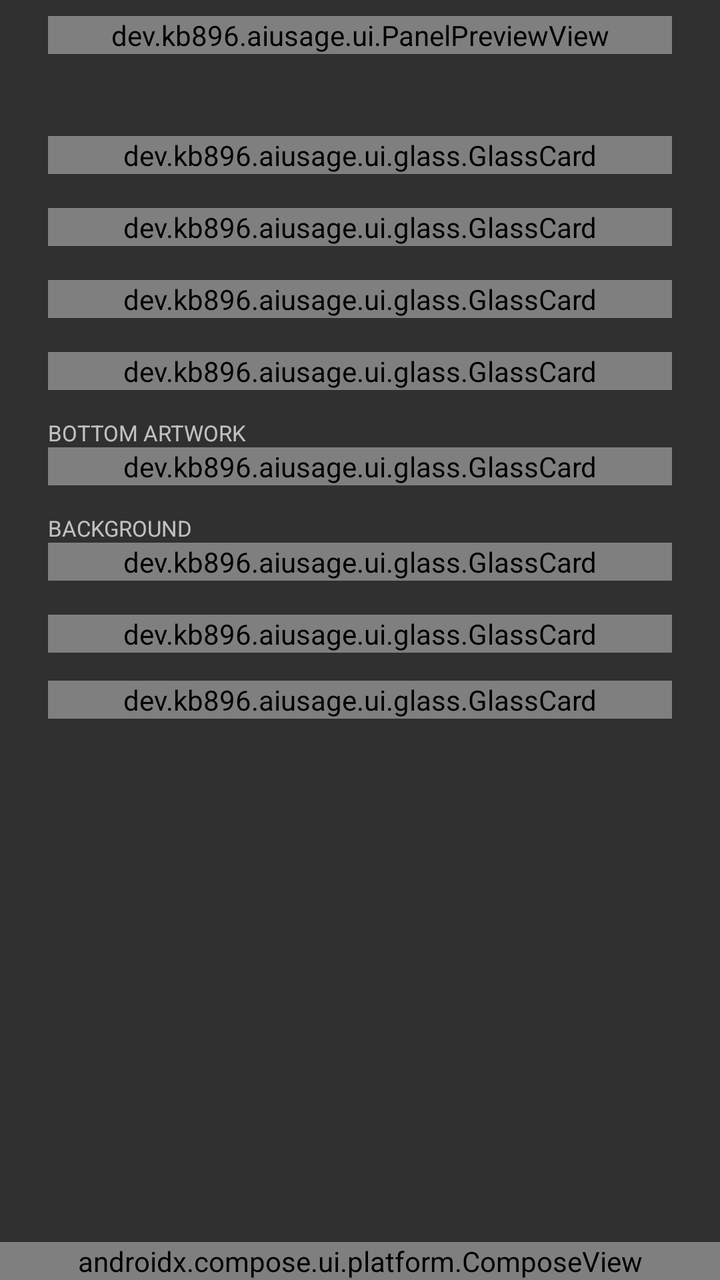
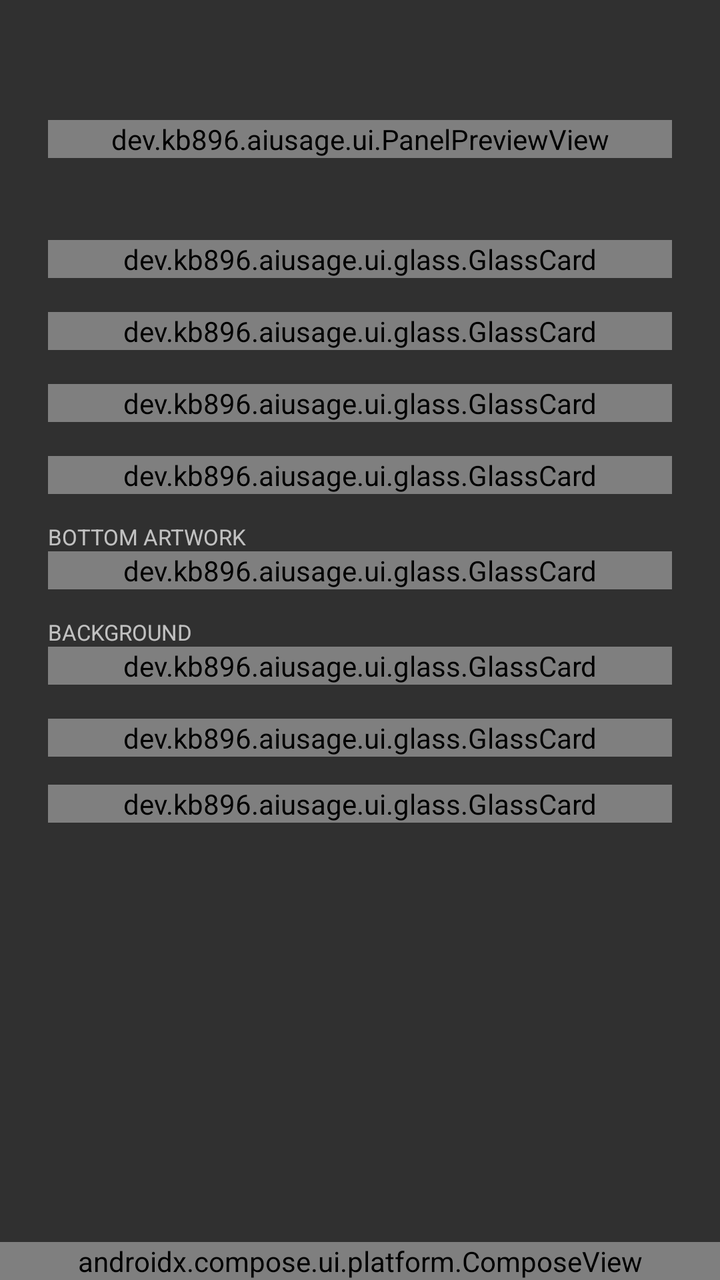

The first picture is an Android layout as it rendered before a commit; the second is the same layout after the commit. The layout source and the unified diff follow.
<!-- AndroidManifest.xml: application theme android:Theme.Material.NoActionBar -->
<!-- res/layout/activity_main.xml -->
<?xml version="1.0" encoding="utf-8"?>
<FrameLayout xmlns:android="http://schemas.android.com/apk/res/android"
    android:id="@+id/root_host"
    android:layout_width="match_parent"
    android:layout_height="match_parent">

<LinearLayout
    android:id="@+id/root_layout"
    android:layout_width="match_parent"
    android:layout_height="match_parent"
    android:orientation="vertical">

    <TextView
        android:id="@+id/preview_heading"
        android:layout_width="match_parent"
        android:layout_height="wrap_content"
        android:visibility="gone"
        android:text="ON THE BACK"
        android:textSize="12sp" />

    <dev.kb896.aiusage.ui.PanelPreviewView
        android:id="@+id/panel_preview"
        android:layout_width="match_parent"
        android:layout_height="wrap_content"
        android:layout_marginStart="24dp"
        android:layout_marginTop="8dp"
        android:layout_marginEnd="24dp" />

    <View
        android:id="@+id/rule_pinned"
        android:layout_width="match_parent"
        android:layout_height="1dp"
        android:layout_marginTop="16dp" />

    <ScrollView
        android:id="@+id/root_scroll"
        android:layout_width="match_parent"
        android:layout_height="0dp"
        android:layout_weight="1"
        android:clipToPadding="false">

        <LinearLayout
            android:id="@+id/settings_layout"
            android:layout_width="match_parent"
            android:layout_height="wrap_content"
            android:orientation="vertical"
            android:padding="24dp">

        
        <dev.kb896.aiusage.ui.glass.GlassCard
            android:id="@+id/card_recovery"
            android:layout_width="match_parent"
            android:layout_height="wrap_content"
            android:orientation="vertical">

        
        <TextView
            android:id="@+id/recovery_note"
            android:layout_width="match_parent"
            android:layout_height="wrap_content"
            android:layout_marginTop="12dp"
            android:textSize="13sp"
            android:visibility="gone" />

        <HorizontalScrollView
            android:id="@+id/recovery_scroll"
            android:layout_width="match_parent"
            android:layout_height="wrap_content"
            android:layout_marginTop="4dp"
            android:scrollbars="horizontal"
            android:visibility="gone">

            <EditText
                android:id="@+id/recovery_command"
                android:layout_width="wrap_content"
                android:layout_height="wrap_content"
                android:background="@android:color/transparent"
                android:cursorVisible="false"
                android:importantForAutofill="no"
                android:inputType="none"
                android:paddingTop="2dp"
                android:paddingBottom="2dp"
                android:singleLine="true"
                android:textSize="13sp" />
        </HorizontalScrollView>

        <TextView
            android:id="@+id/recovery_display_absent"
            android:layout_width="match_parent"
            android:layout_height="wrap_content"
            android:layout_marginTop="8dp"
            android:textSize="13sp"
            android:visibility="gone" />

        </dev.kb896.aiusage.ui.glass.GlassCard>

        <View
            android:id="@+id/rule_1"
            android:layout_width="match_parent"
            android:layout_height="1dp"
            android:layout_marginTop="16dp" />

        <TextView
            android:id="@+id/setup_heading"
            android:layout_width="match_parent"
            android:layout_height="wrap_content"
            android:text="ONBOARDING"
            android:textSize="12sp"
            android:visibility="gone" />

        <dev.kb896.aiusage.ui.glass.GlassCard
            android:id="@+id/card_setup"
            android:layout_width="match_parent"
            android:layout_height="wrap_content"
            android:orientation="vertical">

        <LinearLayout
            android:id="@+id/setup_rows"
            android:layout_width="match_parent"
            android:layout_height="wrap_content"
            android:orientation="vertical" />

        </dev.kb896.aiusage.ui.glass.GlassCard>

        
        <LinearLayout
            android:id="@+id/tab_usage"
            android:layout_width="match_parent"
            android:layout_height="wrap_content"
            android:orientation="vertical">

        <View
            android:id="@+id/rule_2"
            android:layout_width="match_parent"
            android:layout_height="1dp"
            android:layout_marginTop="16dp" />

        <dev.kb896.aiusage.ui.glass.GlassCard
            android:id="@+id/card_control"
            android:layout_width="match_parent"
            android:layout_height="wrap_content"
            android:orientation="vertical">

        
        <dev.kb896.aiusage.ui.glass.GlassButton
            android:id="@+id/show_button"
            android:layout_width="match_parent"
            android:layout_height="wrap_content"
            android:text="Show on the back"
            android:textSize="13sp" />

        </dev.kb896.aiusage.ui.glass.GlassCard>


        <View
            android:id="@+id/rule_settings"
            android:layout_width="match_parent"
            android:layout_height="1dp"
            android:layout_marginTop="16dp" />

        <TextView
            android:id="@+id/settings_heading"
            android:visibility="gone"
            android:layout_width="match_parent"
            android:layout_height="wrap_content"
            android:layout_marginTop="16dp"
            android:text="PANEL"
            android:textSize="12sp" />

        <dev.kb896.aiusage.ui.glass.GlassCard
            android:id="@+id/card_panel"
            android:layout_width="match_parent"
            android:layout_height="wrap_content"
            android:orientation="vertical">

        <TextView
            android:id="@+id/settings_title_label"
            android:layout_width="match_parent"
            android:layout_height="wrap_content"
            android:layout_marginTop="10dp"
            android:text="TITLE"
            android:textSize="11sp" />

        
        <LinearLayout
            android:layout_width="match_parent"
            android:layout_height="wrap_content"
            android:layout_marginTop="2dp"
            android:baselineAligned="false"
            android:gravity="center_vertical"
            android:orientation="horizontal">

            <dev.kb896.aiusage.ui.glass.GlassField
                android:id="@+id/settings_title"
                android:layout_width="0dp"
                android:layout_height="wrap_content"
                android:layout_weight="1"
                android:hint="CLAUDE USAGE"
                android:inputType="textCapCharacters"
                android:maxLines="1"
                android:textSize="14sp" />

            <dev.kb896.aiusage.ui.glass.GlassChip
                android:id="@+id/settings_title_color"
                android:layout_width="36dp"
                android:layout_height="36dp"
                android:layout_marginStart="12dp" />
        </LinearLayout>

        <LinearLayout
            android:id="@+id/settings_rows"
            android:layout_width="match_parent"
            android:layout_height="wrap_content"
            android:orientation="vertical" />

        </dev.kb896.aiusage.ui.glass.GlassCard>

        <TextView
            android:id="@+id/settings_art_label"
            android:layout_width="match_parent"
            android:layout_height="wrap_content"
            android:layout_marginTop="14dp"
            android:text="BOTTOM ARTWORK"
            android:textSize="11sp" />

        <dev.kb896.aiusage.ui.glass.GlassCard
            android:id="@+id/card_art"
            android:layout_width="match_parent"
            android:layout_height="wrap_content"
            android:orientation="vertical">

        <dev.kb896.aiusage.ui.glass.GlassButton
            android:id="@+id/art_pick"
            android:layout_width="match_parent"
            android:layout_height="wrap_content"
            android:layout_marginTop="4dp"
            android:text="Choose an image"
            android:textSize="13sp" />

        </dev.kb896.aiusage.ui.glass.GlassCard>

        
        <TextView
            android:id="@+id/backdrop_heading"
            android:layout_width="match_parent"
            android:layout_height="wrap_content"
            android:layout_marginTop="14dp"
            android:text="BACKGROUND"
            android:textSize="11sp" />

        <dev.kb896.aiusage.ui.glass.GlassCard
            android:id="@+id/card_backdrop"
            android:layout_width="match_parent"
            android:layout_height="wrap_content"
            android:orientation="vertical">

        <LinearLayout
            android:layout_width="match_parent"
            android:layout_height="wrap_content"
            android:layout_marginTop="4dp"
            android:baselineAligned="false"
            android:orientation="horizontal">

            <dev.kb896.aiusage.ui.glass.GlassButton
                android:id="@+id/backdrop_color"
                android:layout_width="0dp"
                android:layout_height="wrap_content"
                android:layout_weight="1"
                android:text="COLOR"
                android:textSize="13sp" />

            <dev.kb896.aiusage.ui.glass.GlassButton
                android:id="@+id/backdrop_pick"
                android:layout_width="0dp"
                android:layout_height="wrap_content"
                android:layout_marginStart="6dp"
                android:layout_weight="1"
                android:text="IMAGE"
                android:textSize="13sp" />

            <dev.kb896.aiusage.ui.glass.GlassIconButton
                android:id="@+id/backdrop_clear"
                android:layout_width="52dp"
                android:layout_height="match_parent"
                android:layout_marginStart="6dp"
                android:contentDescription="Remove the background image"
                android:scaleType="centerInside"
                android:src="@drawable/ic_trash" />
        </LinearLayout>

        </dev.kb896.aiusage.ui.glass.GlassCard>

        <View
            android:id="@+id/rule_advanced"
            android:layout_width="match_parent"
            android:layout_height="1dp"
            android:layout_marginTop="16dp" />

        <dev.kb896.aiusage.ui.glass.GlassCard
            android:id="@+id/card_advanced"
            android:layout_width="match_parent"
            android:layout_height="wrap_content"
            android:orientation="vertical">

        <TextView
            android:id="@+id/geo_heading"
            android:layout_width="match_parent"
            android:layout_height="wrap_content"
            android:layout_marginTop="16dp"
            android:text="ADVANCED  ▸"
            android:textSize="12sp" />

        <LinearLayout
            android:id="@+id/geo_body"
            android:layout_width="match_parent"
            android:layout_height="wrap_content"
            android:orientation="vertical"
            android:visibility="gone">

        <TextView
            android:id="@+id/geo_hint"
            android:layout_width="match_parent"
            android:layout_height="wrap_content"
            android:layout_marginTop="4dp"
            android:text="For a phone whose rear display is not the one this was measured on — a larger model, say. Both rings share X and radius so they cannot drift apart. Changes show on the back as you drag."
            android:textSize="10sp" />

        <LinearLayout
            android:id="@+id/advanced_rows"
            android:layout_width="match_parent"
            android:layout_height="wrap_content"
            android:orientation="vertical" />

        <TextView
            android:id="@+id/geo_cx_label"
            android:layout_width="match_parent"
            android:layout_height="wrap_content"
            android:layout_marginTop="10dp"
            android:text="RING X"
            android:textSize="11sp" />

        <dev.kb896.aiusage.ui.glass.GlassSlider
            style="@style/PanelSeekBar"
            android:id="@+id/geo_cx"
            android:layout_width="match_parent"
            android:layout_height="wrap_content" />

        <TextView
            android:id="@+id/geo_cy1_label"
            android:layout_width="match_parent"
            android:layout_height="wrap_content"
            android:layout_marginTop="10dp"
            android:text="PERSONAL Y"
            android:textSize="11sp" />

        <dev.kb896.aiusage.ui.glass.GlassSlider
            style="@style/PanelSeekBar"
            android:id="@+id/geo_cy1"
            android:layout_width="match_parent"
            android:layout_height="wrap_content" />

        <TextView
            android:id="@+id/geo_cy2_label"
            android:layout_width="match_parent"
            android:layout_height="wrap_content"
            android:layout_marginTop="10dp"
            android:text="WORK Y"
            android:textSize="11sp" />

        <dev.kb896.aiusage.ui.glass.GlassSlider
            style="@style/PanelSeekBar"
            android:id="@+id/geo_cy2"
            android:layout_width="match_parent"
            android:layout_height="wrap_content" />

        <TextView
            android:id="@+id/geo_radius_label"
            android:layout_width="match_parent"
            android:layout_height="wrap_content"
            android:layout_marginTop="10dp"
            android:text="RADIUS"
            android:textSize="11sp" />

        <dev.kb896.aiusage.ui.glass.GlassSlider
            style="@style/PanelSeekBar"
            android:id="@+id/geo_radius"
            android:layout_width="match_parent"
            android:layout_height="wrap_content" />

        <TextView
            android:id="@+id/geo_stroke_label"
            android:layout_width="match_parent"
            android:layout_height="wrap_content"
            android:layout_marginTop="10dp"
            android:text="STROKE"
            android:textSize="11sp" />

        <dev.kb896.aiusage.ui.glass.GlassSlider
            style="@style/PanelSeekBar"
            android:id="@+id/geo_stroke"
            android:layout_width="match_parent"
            android:layout_height="wrap_content" />

        <dev.kb896.aiusage.ui.glass.GlassButton
            android:id="@+id/geo_reset"
            android:layout_width="match_parent"
            android:layout_height="wrap_content"
            android:layout_marginTop="12dp"
            android:text="Reset to measured defaults"
            android:textSize="13sp" />

        </LinearLayout>

        </dev.kb896.aiusage.ui.glass.GlassCard>

        
        <FrameLayout
            android:id="@+id/debug_slot"
            android:layout_width="match_parent"
            android:layout_height="wrap_content" />

        
        <dev.kb896.aiusage.ui.glass.GlassCard
            android:id="@+id/card_credits"
            android:layout_width="match_parent"
            android:layout_height="wrap_content"
            android:layout_marginTop="14dp"
            android:orientation="vertical">

        <dev.kb896.aiusage.ui.glass.GlassButton
            android:id="@+id/credits"
            android:layout_width="match_parent"
            android:layout_height="wrap_content"
            android:layout_marginTop="4dp"
            android:text="Credits"
            android:textSize="13sp" />

        </dev.kb896.aiusage.ui.glass.GlassCard>

        </LinearLayout>

        <LinearLayout
            android:id="@+id/tab_clock"
            android:layout_width="match_parent"
            android:layout_height="wrap_content"
            android:orientation="vertical"
            android:visibility="gone">

        <TextView
            android:id="@+id/clock_heading"
            android:visibility="gone"
            android:layout_width="match_parent"
            android:layout_height="wrap_content"
            android:layout_marginTop="16dp"
            android:text="CLOCK PAGE"
            android:textSize="12sp" />

        <dev.kb896.aiusage.ui.glass.GlassCard
            android:id="@+id/card_clock"
            android:layout_width="match_parent"
            android:layout_height="wrap_content"
            android:orientation="vertical">

        <LinearLayout
            android:id="@+id/clock_rows"
            android:layout_width="match_parent"
            android:layout_height="wrap_content"
            android:orientation="vertical" />

        </dev.kb896.aiusage.ui.glass.GlassCard>

        </LinearLayout>

        <LinearLayout
            android:id="@+id/tab_media"
            android:layout_width="match_parent"
            android:layout_height="wrap_content"
            android:orientation="vertical"
            android:visibility="gone">

        <TextView
            android:id="@+id/media_heading"
            android:visibility="gone"
            android:layout_width="match_parent"
            android:layout_height="wrap_content"
            android:layout_marginTop="16dp"
            android:text="MEDIA PAGE"
            android:textSize="12sp" />

        <dev.kb896.aiusage.ui.glass.GlassCard
            android:id="@+id/card_media"
            android:layout_width="match_parent"
            android:layout_height="wrap_content"
            android:orientation="vertical">

        <LinearLayout
            android:id="@+id/media_rows"
            android:layout_width="match_parent"
            android:layout_height="wrap_content"
            android:orientation="vertical" />

        </dev.kb896.aiusage.ui.glass.GlassCard>

        </LinearLayout>

        <LinearLayout
            android:id="@+id/tab_aod"
            android:layout_width="match_parent"
            android:layout_height="wrap_content"
            android:orientation="vertical"
            android:visibility="gone">

        <TextView
            android:id="@+id/aod_heading"
            android:visibility="gone"
            android:layout_width="match_parent"
            android:layout_height="wrap_content"
            android:layout_marginTop="16dp"
            android:text="ALWAYS-ON"
            android:textSize="12sp" />

        <dev.kb896.aiusage.ui.glass.GlassCard
            android:id="@+id/card_aod"
            android:layout_width="match_parent"
            android:layout_height="wrap_content"
            android:orientation="vertical">

        <LinearLayout
            android:id="@+id/aod_rows"
            android:layout_width="match_parent"
            android:layout_height="wrap_content"
            android:orientation="vertical" />

        </dev.kb896.aiusage.ui.glass.GlassCard>

        </LinearLayout>

        </LinearLayout>
    </ScrollView>
</LinearLayout>


<androidx.compose.ui.platform.ComposeView
    android:id="@+id/tab_bar"
    android:layout_width="match_parent"
    android:layout_height="wrap_content"
    android:layout_gravity="bottom" />
</FrameLayout>
<!-- resources referenced by this layout -->
<resources>
  <!-- drawable ic_trash (drawable) -->
  <vector xmlns:android="http://schemas.android.com/apk/res/android"
      android:width="24dp"
      android:height="24dp"
      android:viewportWidth="24"
      android:viewportHeight="24"
      android:tint="?android:attr/textColorPrimary">
      <path
          android:fillColor="@android:color/white"
          android:pathData="M6,19c0,1.1 0.9,2 2,2h8c1.1,0 2,-0.9 2,-2V7H6v12zM19,4h-3.5l-1,-1h-5l-1,1H5v2h14V4z" />
  </vector>
  <style name="PanelSeekBar" parent="@android:style/Widget.Material.SeekBar">
          <item name="android:progressDrawable">@drawable/seek_track</item>
          <item name="android:thumb">@drawable/seek_thumb</item>
          <item name="android:thumbOffset">0dp</item>
          
          <item name="android:splitTrack">false</item>
          <item name="android:background">@null</item>
      </style>
  <!-- drawable seek_track (drawable) -->
  <?xml version="1.0" encoding="utf-8"?>
  <layer-list xmlns:android="http://schemas.android.com/apk/res/android">
      <item android:id="@android:id/background">
          <shape android:shape="rectangle">
              <solid android:color="#FF2A2C2E" />
              <size android:height="6dp" />
          </shape>
      </item>
      <item android:id="@android:id/progress">
          <clip>
              <shape android:shape="rectangle">
                  <solid android:color="#FFB5BD68" />
                  <size android:height="6dp" />
              </shape>
          </clip>
      </item>
  </layer-list>
  <!-- drawable seek_thumb (drawable) -->
  <?xml version="1.0" encoding="utf-8"?>
  <shape xmlns:android="http://schemas.android.com/apk/res/android"
      android:shape="rectangle">
      <solid android:color="#FFB5BD68" />
      <size android:width="18dp" android:height="18dp" />
  </shape>
</resources>

<!-- the commit's change to res/layout/activity_main.xml (unified diff, before → after) -->
@@ -17,6 +17,31 @@
         android:visibility="gone"
         android:text="ON THE BACK"
         android:textSize="12sp" />
+
+    
+    <LinearLayout
+        android:layout_width="match_parent"
+        android:layout_height="wrap_content"
+        android:gravity="center_vertical"
+        android:orientation="horizontal"
+        android:paddingStart="24dp"
+        android:paddingTop="18dp"
+        android:paddingEnd="24dp">
+
+        <ImageView
+            android:id="@+id/app_icon"
+            android:layout_width="34dp"
+            android:layout_height="34dp"
+            android:importantForAccessibility="no" />
+
+        <TextView
+            android:id="@+id/app_name"
+            android:layout_width="wrap_content"
+            android:layout_height="wrap_content"
+            android:layout_marginStart="12dp"
+            android:textColor="#FFFFFFFF"
+            android:textSize="20sp" />
+    </LinearLayout>
 
     <dev.kb896.aiusage.ui.PanelPreviewView
         android:id="@+id/panel_preview"
